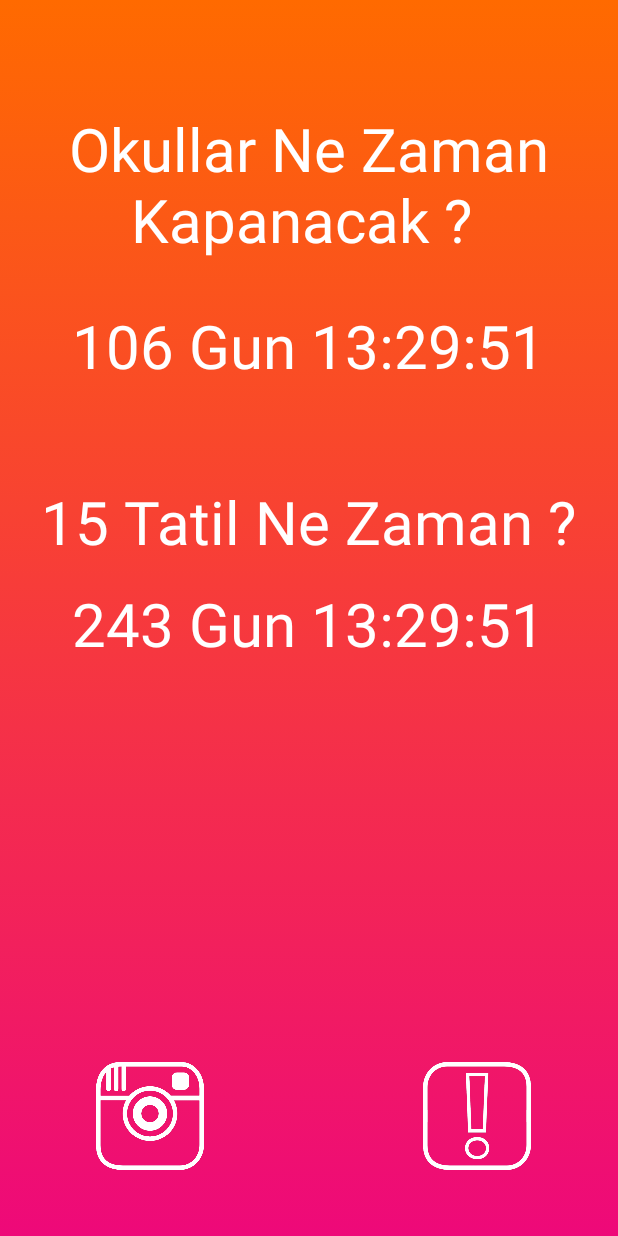
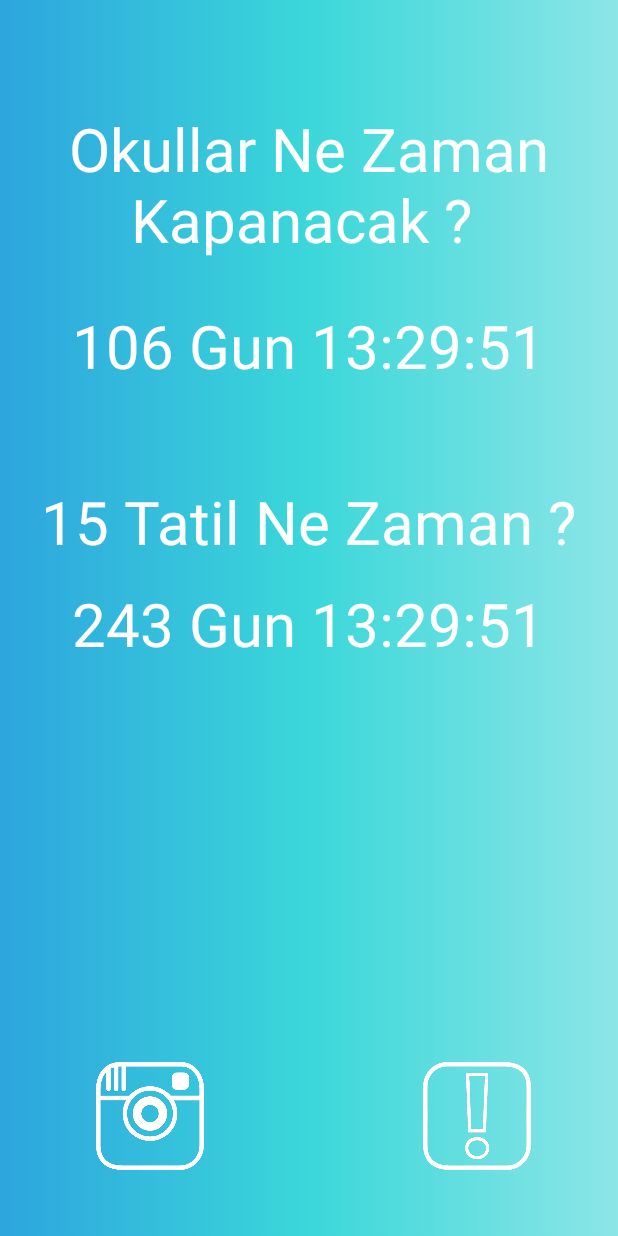
Before and after one commit to EypCnn/Okul-Sayaci, an Android app: the screen it shows after launch (MainActivity), on a phone screen of 412 x 824 dp. Run offline under Robolectric (Android 15) with nearby library versions, the phone set to English and light mode, and no system bars; libraries missing offline, so code that uses them is left out: me.anwarshahriar.calligrapher; 2 statements that could not run were skipped.

Commit message:
Changed Gradyan
Changed Gradyan

```diff
--- a/app/src/main/res/drawable/gradyan.xml
+++ b/app/src/main/res/drawable/gradyan.xml
@@ -4,10 +4,12 @@
     <item>
         <shape>
             <gradient
-                android:angle="90"
-                android:startColor="#ee0979"
-                    android:endColor="#ff6a00"
-                android:type="linear"/>
+                android:angle="0"
+                android:startColor="#2da5de"
+                android:centerColor="#e424d3d6"
+                android:endColor="#923ad6d8"
+                android:type="linear">
+            </gradient>
         </shape>
     </item>
 </selector>
```
